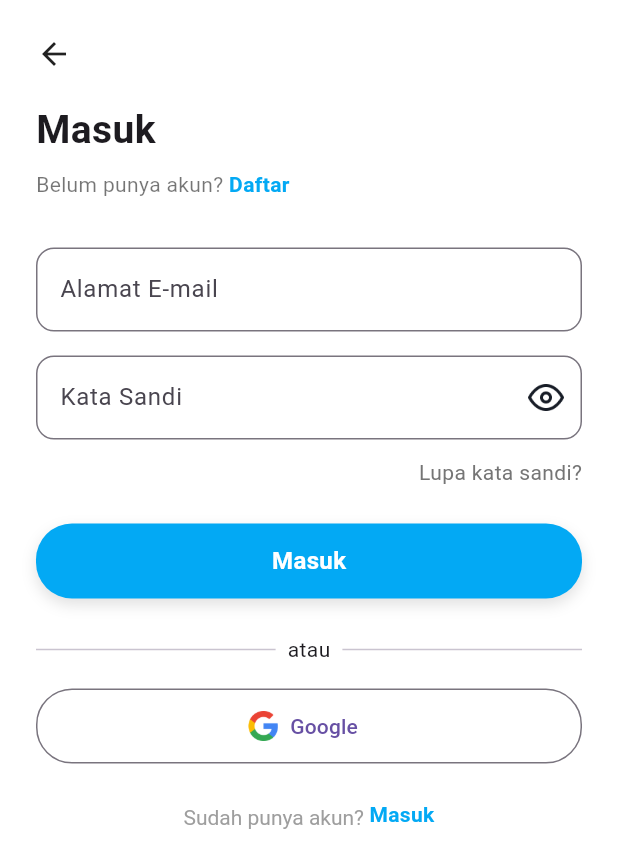
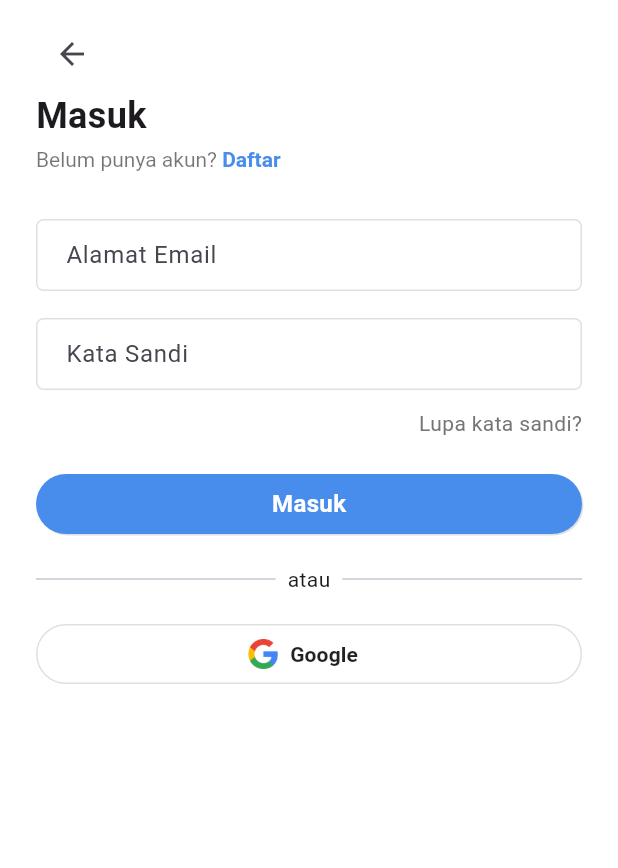
Before and after one commit to dhimskyyy/gen_app, a Flutter app: the LoginScreen screen opened by its route, on a phone screen of 412 x 824 dp. Shown: the top 868 px of the screen. Run offline on Flutter 3.47's test engine with Material 3 defaults, Android fonts, the phone set to English and light mode, and no system bars; Roboto replaces fonts that are missing (YourFont).

Commit message:
Add clear icon and enhance login/register screens with improved UI and functionality

```diff
--- a/lib/login_screen/login_screen.dart
+++ b/lib/login_screen/login_screen.dart
@@ -1,6 +1,8 @@
 import 'package:flutter/material.dart';
 import '../theme/app_colors.dart';
 import '../theme/text_styles.dart';
+import 'package:flutter/gestures.dart';
+import '../splash_screen/widgets/dialog/google_account_dialog.dart';
 
 class LoginScreen extends StatefulWidget {
   const LoginScreen({super.key});
@@ -10,10 +12,32 @@ class LoginScreen extends StatefulWidget {
 }
 
 class _LoginScreenState extends State<LoginScreen> {
+  final TextEditingController _emailController = TextEditingController();
+  final TextEditingController _passwordController = TextEditingController();
   bool _obscureText = true;
 
   @override
+  void initState() {
+    super.initState();
+    _emailController.addListener(() {
+      setState(() {});
+    });
+    _passwordController.addListener(() {
+      setState(() {});
+    });
+  }
+
+  @override
+  void dispose() {
+    _emailController.dispose();
+    _passwordController.dispose();
+    super.dispose();
+  }
+
+  @override
   Widget build(BuildContext context) {
+    final isPasswordFilled = _passwordController.text.isNotEmpty;
+
     return Scaffold(
       resizeToAvoidBottomInset: true,
       body: SafeArea(
@@ -26,64 +50,109 @@ class _LoginScreenState extends State<LoginScreen> {
           child: Column(
             crossAxisAlignment: CrossAxisAlignment.start,
             children: [
-              const SizedBox(height: 24),
-              const Icon(Icons.arrow_back),
-              const SizedBox(height: 20),
+              const SizedBox(height: 12),
+              IconButton(
+                padding: EdgeInsets.zero,
+                constraints: const BoxConstraints(),
+                icon: const Icon(Icons.arrow_back),
+                onPressed: () =>
+                    Navigator.pushReplacementNamed(context, '/onboarding'),
+              ),
               const Text(
                 'Masuk',
-                style: TextStyle(fontSize: 26, fontWeight: FontWeight.bold),
+                style: TextStyle(fontSize: 24, fontWeight: FontWeight.bold),
               ),
-              const SizedBox(height: 8),
-              Row(
+              const SizedBox(height: 4),
+              RichText(
+                text: TextSpan(
+                  text: 'Belum punya akun? ',
+                  style: const TextStyle(
+                    color: Colors.black54,
+                    fontWeight: FontWeight.w400,
+                    fontSize: 14,
+                  ),
                   children: [
-                  const Text(
-                    "Belum punya akun? ",
-                    style: TextStyle(color: Colors.black54),
-                  ),
-                  GestureDetector(
-                    onTap: () {
-                      // navigasi ke register
-                    },
-                    child: Text(
-                      "Daftar",
+                    TextSpan(
+                      text: 'Daftar',
                       style: TextStyle(
                         color: AppColors.primary,
                         fontWeight: FontWeight.w600,
                       ),
-                    ),
+                      recognizer: TapGestureRecognizer()
+                        ..onTap = () {
+                          Navigator.pushReplacementNamed(context, '/register');
+                        },
                     ),
                   ],
                 ),
+              ),
               const SizedBox(height: 32),
               TextField(
+                controller: _emailController,
+                keyboardType: TextInputType.emailAddress,
                 decoration: InputDecoration(
-                  hintText: "Alamat E-mail",
+                  hintText: "Alamat Email",
                   border: OutlineInputBorder(
-                    borderRadius: BorderRadius.circular(12),
+                    borderRadius: BorderRadius.circular(5),
+                    borderSide: BorderSide(color: AppColors.lightGrey),
+                  ),
+                  enabledBorder: OutlineInputBorder(
+                    borderRadius: BorderRadius.circular(5),
+                    borderSide: BorderSide(color: AppColors.lightGrey),
+                  ),
+                  suffixIcon: _emailController.text.isNotEmpty
+                      ? IconButton(
+                          icon: Image.asset(
+                            'assets/icons/clear_icon.png',
+                            width: 16,
+                            height: 16,
+                          ),
+                          onPressed: () {
+                            setState(() {
+                              _emailController.clear();
+                            });
+                          },
+                        )
+                      : null,
+                  contentPadding: const EdgeInsets.symmetric(
+                    vertical: 10,
+                    horizontal: 16,
                   ),
                 ),
               ),
-              const SizedBox(height: 16),
+
+              const SizedBox(height: 18),
               TextField(
+                controller: _passwordController,
                 obscureText: _obscureText,
                 decoration: InputDecoration(
                   hintText: "Kata Sandi",
                   border: OutlineInputBorder(
-                    borderRadius: BorderRadius.circular(12),
+                    borderSide: BorderSide(color: AppColors.lightGrey),
                   ),
-                  suffixIcon: IconButton(
+                  enabledBorder: OutlineInputBorder(
+                    borderRadius: BorderRadius.circular(5),
+                    borderSide: BorderSide(color: AppColors.lightGrey),
+                  ),
+                  suffixIcon: isPasswordFilled
+                      ? IconButton(
                           icon: Image.asset(
                             _obscureText
                                 ? 'assets/icons/eye_icon.png'
                                 : 'assets/icons/eyelashes_icon.png',
-                      width: 24,
-                      height: 24,
+                            width: 18,
+                            height: 18,
                           ),
                           onPressed: () {
                             setState(() {
                               _obscureText = !_obscureText;
                             });
                           },
+                        )
+                      : null,
+                  contentPadding: const EdgeInsets.symmetric(
+                    vertical: 10,
+                    horizontal: 16,
                   ),
                 ),
               ),
@@ -98,16 +167,12 @@ class _LoginScreenState extends State<LoginScreen> {
               const SizedBox(height: 24),
               Container(
                 width: double.infinity,
-                height: 50,
+                height: 40,
                 decoration: BoxDecoration(
                   color: AppColors.primary,
                   borderRadius: BorderRadius.circular(24),
-                  boxShadow: [
-                    BoxShadow(
-                      color: Colors.black12,
-                      blurRadius: 8,
-                      offset: Offset(0, 4),
-                    ),
+                  boxShadow: const [
+                    BoxShadow(color: Colors.black12, offset: Offset(1, 1)),
                   ],
                 ),
                 child: const Center(
@@ -121,7 +186,7 @@ class _LoginScreenState extends State<LoginScreen> {
                   ),
                 ),
               ),
-              const SizedBox(height: 24),
+              const SizedBox(height: 20),
               Row(
                 children: const [
                   Expanded(child: Divider()),
@@ -134,42 +199,22 @@ class _LoginScreenState extends State<LoginScreen> {
               ),
               const SizedBox(height: 16),
               OutlinedButton.icon(
-                onPressed: () {},
+                onPressed: () {
+                  showDialog(
+                    context: context,
+                    builder: (context) => const GoogleAccountDialog(),
+                  );
+                },
                 icon: Image.asset('assets/icons/google_icon.png', width: 20),
-                label: const Text("Google"),
+                label: const Text("Google", style: AppTextStyles.button),
                 style: OutlinedButton.styleFrom(
+                  side: BorderSide(color: AppColors.lightGrey),
                   shape: RoundedRectangleBorder(
                     borderRadius: BorderRadius.circular(24),
                   ),
-                  minimumSize: const Size(double.infinity, 50),
+                  minimumSize: const Size(double.infinity, 40),
                 ),
               ),
-              const SizedBox(height: 24),
-              Center(
-                child: RichText(
-                  text: TextSpan(
-                    text: "Sudah punya akun? ",
-                    style: const TextStyle(color: Colors.grey),
-                    children: [
-                      WidgetSpan(
-                        child: GestureDetector(
-                          onTap: () {
-                            Navigator.pushNamed(context, '/login');
-                          },
-                          child: Text(
-                            "Masuk",
-                            style: TextStyle(
-                              color: AppColors.primary,
-                              fontWeight: FontWeight.bold,
-                            ),
-                          ),
-                        ),
-                      ),
-                    ],
-                  ),
-                ),
-              ),
-              const SizedBox(height: 12),
             ],
           ),
         ),
--- a/lib/main.dart
+++ b/lib/main.dart
@@ -3,7 +3,8 @@
 import 'home_screen.dart';
 import 'splash_screen/onboarding_screen.dart';
 import 'permission_screen/permission_screen.dart';
-import 'login_screen/login_screen.dart'; // ✅ Tambahkan ini
+import 'login_screen/login_screen.dart';
+import './register_screen.dart/register_screen.dart';
 import 'theme/app_colors.dart';
 
 void main() {
@@ -29,7 +30,8 @@
         '/onboarding': (context) => const OnboardingScreen(),
         '/permission': (context) => const PermissionScreen(),
         '/home': (context) => const HomeScreen(),
-        '/login': (context) => const LoginScreen(), // ✅ Ini penting
+        '/login': (context) => const LoginScreen(),
+        '/register': (context) => const RegisterScreen(),
       },
     );
   }
--- a/lib/splash_screen/splash_screen.dart
+++ b/lib/splash_screen/splash_screen.dart
@@ -12,7 +12,7 @@ class _SplashScreenState extends State<SplashScreen> {
   @override
   void initState() {
     super.initState();
-    Timer(const Duration(seconds: 5), () {
+    Timer(const Duration(seconds: 2), () {
       Navigator.pushReplacementNamed(context, '/onboarding');
     });
   }
--- a/lib/theme/app_colors.dart
+++ b/lib/theme/app_colors.dart
@@ -1,7 +1,7 @@
 import 'package:flutter/material.dart';
 
 class AppColors {
-  static const Color primary = Colors.lightBlue;
+  static const Color primary = Color(0xFF498DEC);
   static const Color white = Colors.white;
   static const Color black = Colors.black;
   static const Color black87 = Colors.black87;
```
Also changed, not shown: lib/permission_screen/permission_screen.dart (+8 -15 lines), lib/register_screen.dart/register_screen.dart (+123 -70 lines), lib/splash_screen/onboarding_screen.dart (+4 -4 lines), assets/icons/clear_icon.png (added). Lines whose indentation alone changed are shown as unchanged.
